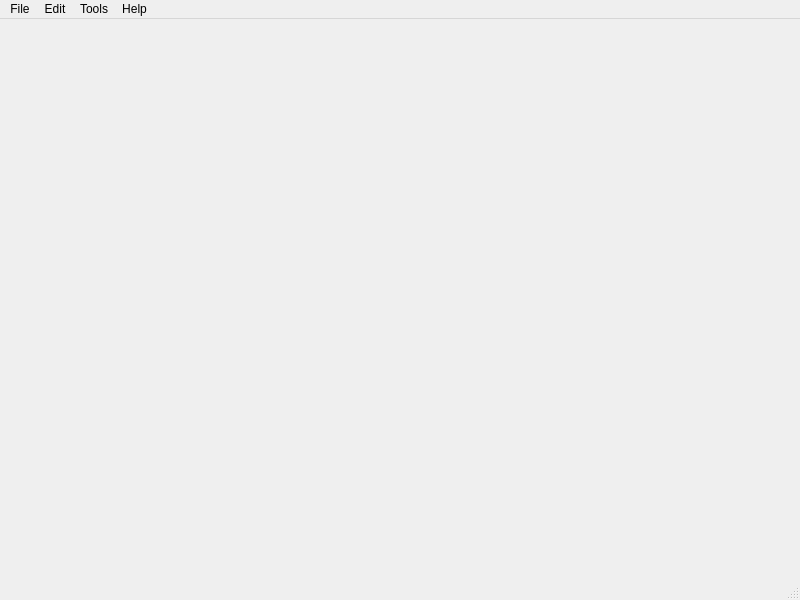
First picture: the form in mainwindow.ui, repository fatpound/File-Manager-temp, before the edit.
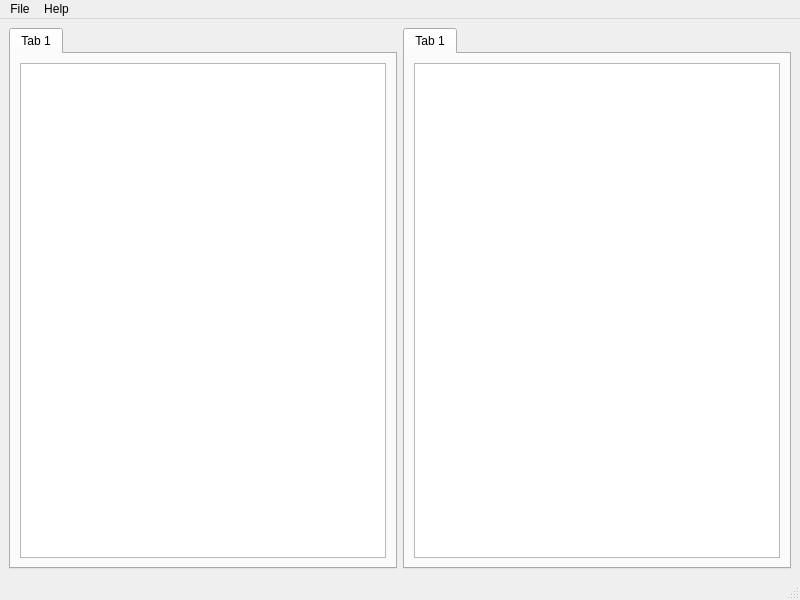
Second picture: the form after the edit.

Diff of the .ui file:
```diff
--- a/mainwindow.ui
+++ b/mainwindow.ui
@@ -13,7 +13,44 @@
   <property name="windowTitle">
    <string>MainWindow</string>
   </property>
-  <widget class="QWidget" name="centralwidget"/>
+  <widget class="QWidget" name="centralwidget">
+   <layout class="QHBoxLayout" name="horizontalLayout">
+    <item>
+     <widget class="QTabWidget" name="tabWidget">
+      <property name="currentIndex">
+       <number>0</number>
+      </property>
+      <widget class="QWidget" name="tab_7">
+       <attribute name="title">
+        <string>Tab 1</string>
+       </attribute>
+       <layout class="QGridLayout" name="gridLayout">
+        <item row="0" column="0">
+         <widget class="QTableView" name="tableView"/>
+        </item>
+       </layout>
+      </widget>
+     </widget>
+    </item>
+    <item>
+     <widget class="QTabWidget" name="tabWidget_2">
+      <property name="currentIndex">
+       <number>0</number>
+      </property>
+      <widget class="QWidget" name="tab_9">
+       <attribute name="title">
+        <string>Tab 1</string>
+       </attribute>
+       <layout class="QGridLayout" name="gridLayout_2">
+        <item row="0" column="0">
+         <widget class="QTableView" name="tableView_2"/>
+        </item>
+       </layout>
+      </widget>
+     </widget>
+    </item>
+   </layout>
+  </widget>
   <widget class="QMenuBar" name="menubar">
    <property name="geometry">
     <rect>
@@ -31,24 +68,12 @@
    </widget>
    <widget class="QMenu" name="menuHelp">
     <property name="title">
-     <string>Edit</string>
-    </property>
-   </widget>
-   <widget class="QMenu" name="menuTools">
-    <property name="title">
-     <string>Tools</string>
-    </property>
-   </widget>
-   <widget class="QMenu" name="menuHelp_2">
-    <property name="title">
      <string>Help</string>
     </property>
     <addaction name="action_About"/>
    </widget>
    <addaction name="menuFile"/>
    <addaction name="menuHelp"/>
-   <addaction name="menuTools"/>
-   <addaction name="menuHelp_2"/>
   </widget>
   <widget class="QStatusBar" name="statusbar"/>
   <action name="action_eXit">
```
Left out of the diff: 6 changed lines with no effect on the pictures.
